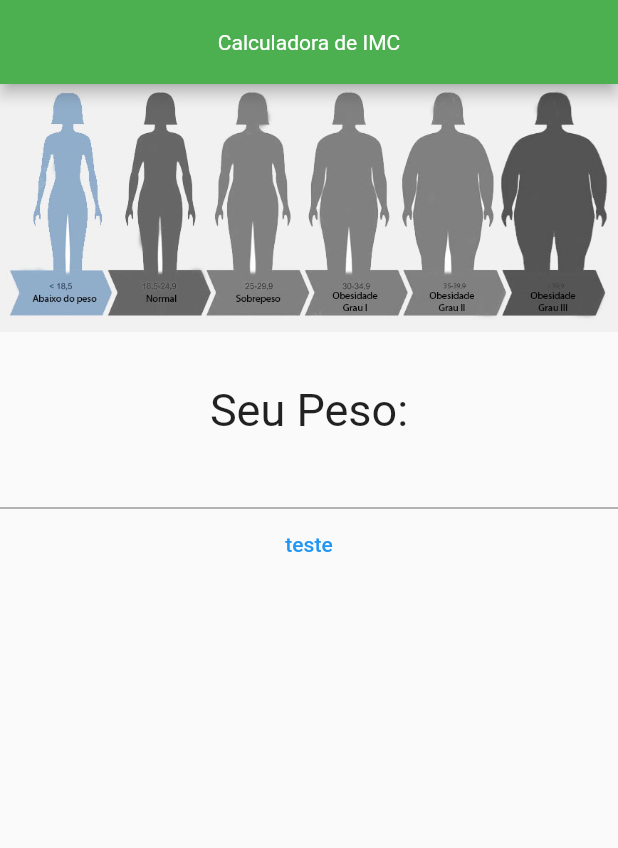
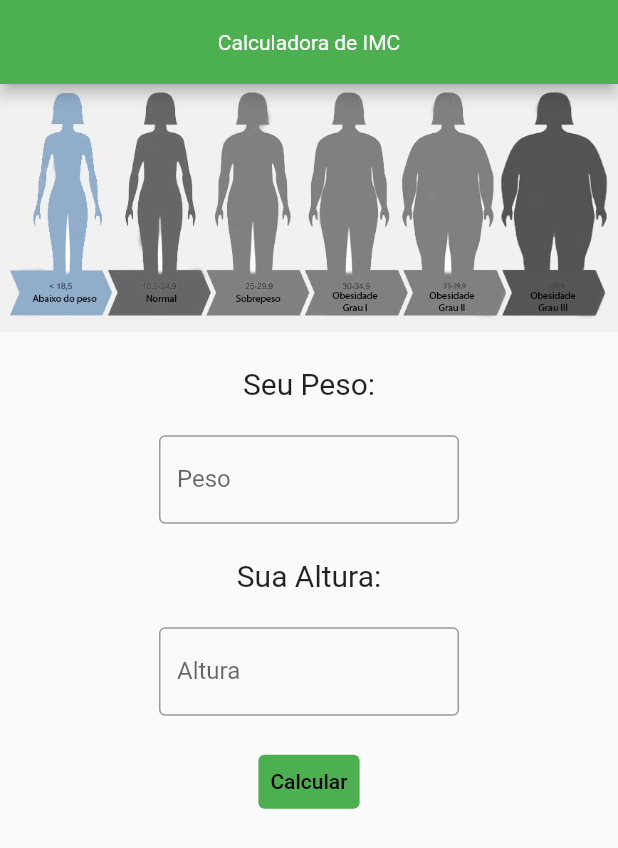
Before and after one commit to JacksonCPN/IMC-MOBILE-APP, a Flutter app: the screen it shows after launch, on a phone screen of 412 x 824 dp. Shown: the top 848 px of the screen. Run offline on Flutter 3.47's test engine with Material 2 defaults, Android fonts, the phone set to English and light mode, and no system bars.

Commit message:
Added person class and design tweak

```diff
--- a/lib/main.dart
+++ b/lib/main.dart
@@ -13,41 +13,58 @@ class Home extends StatelessWidget {
         appBar: AppBar(
           backgroundColor: Colors.green,
           centerTitle: true,
-          title: Text('Calculadora de IMC'),
-          titleTextStyle: TextStyle(color: Colors.white),
+          title: const Text('Calculadora de IMC'),
+          titleTextStyle: const TextStyle(color: Colors.white),
         ),
         body: Column(
           children: [
             Image.asset('lib/assets/body.jpg'),
-            Text('\nSeu Peso:', style: TextStyle(fontSize: 30),),
-            TextField(),
-
-
-            TextButton(
-                child: Text("teste"),
+            const Text(
+              '\nSeu Peso:\n',
+              style: TextStyle(fontSize: 20),
+            ),
+            const SizedBox(
+              width: 200,
+              child: TextField(
+                obscureText: true,
+                decoration: InputDecoration(
+                  border: OutlineInputBorder(),
+                  labelText: 'Peso',
+                ),
+              ),
+            ),
+            const Text(
+              '\nSua Altura:\n',
+              style: TextStyle(fontSize: 20),
+            ),
+            const SizedBox(
+              width: 200,
+              child: TextField(
+                obscureText: true,
+                decoration: InputDecoration(
+                  border: OutlineInputBorder(),
+                  labelText: 'Altura',
+                ),
+              ),
+            ),
+            Padding(
+              padding: const EdgeInsets.only(top: 20.0),
+              child: TextButton(
+                style: TextButton.styleFrom(
+                  backgroundColor: Colors.green,
+                ),
                 onPressed: () {
                   print("pressionado");
-                })
-            // Text('Item 1'),
-            // Text('Item 2'),
-            // Text('Novo Item'), // Novo widget que você quer adicionar
+                },
+                child: const Text(
+                  "Calcular",
+                  style: TextStyle(color: Colors.black),
+                ),
+              ),
+            )
           ],
         ),
       ),
     );
   }
 }
-
-  @override
-  Widget build(BuildContext context) {
-    return const SizedBox(
-      width: 250,
-      child: TextField(
-        obscureText: true,
-        decoration: InputDecoration(
-          border: OutlineInputBorder(),
-          labelText: 'Password',
-        ),
-      ),
-    );
-  }
--- a/pubspec.yaml
+++ b/pubspec.yaml
@@ -35,6 +35,7 @@ dependencies:
   # The following adds the Cupertino Icons font to your application.
   # Use with the CupertinoIcons class for iOS style icons.
   cupertino_icons: ^1.0.2
+  gradient_widgets: ^0.6.0
 
 dev_dependencies:
   flutter_test:
```
Also changed, not shown: lib/assets/Pessoa.dart (added, +33 -0 lines), pubspec.lock.
